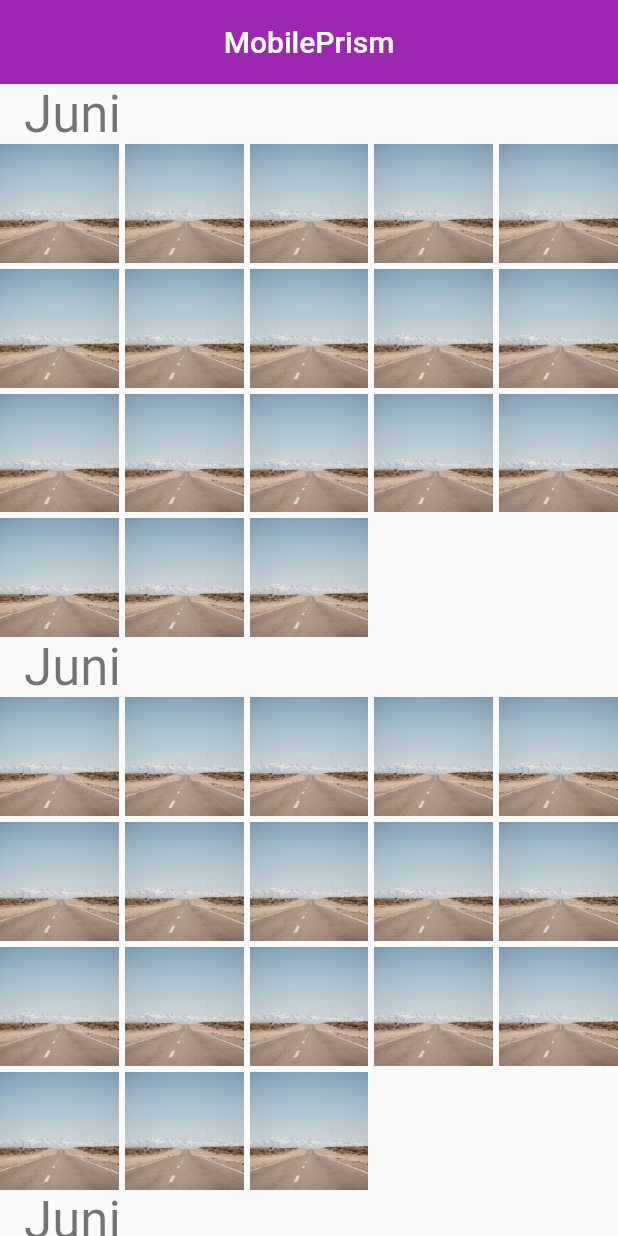
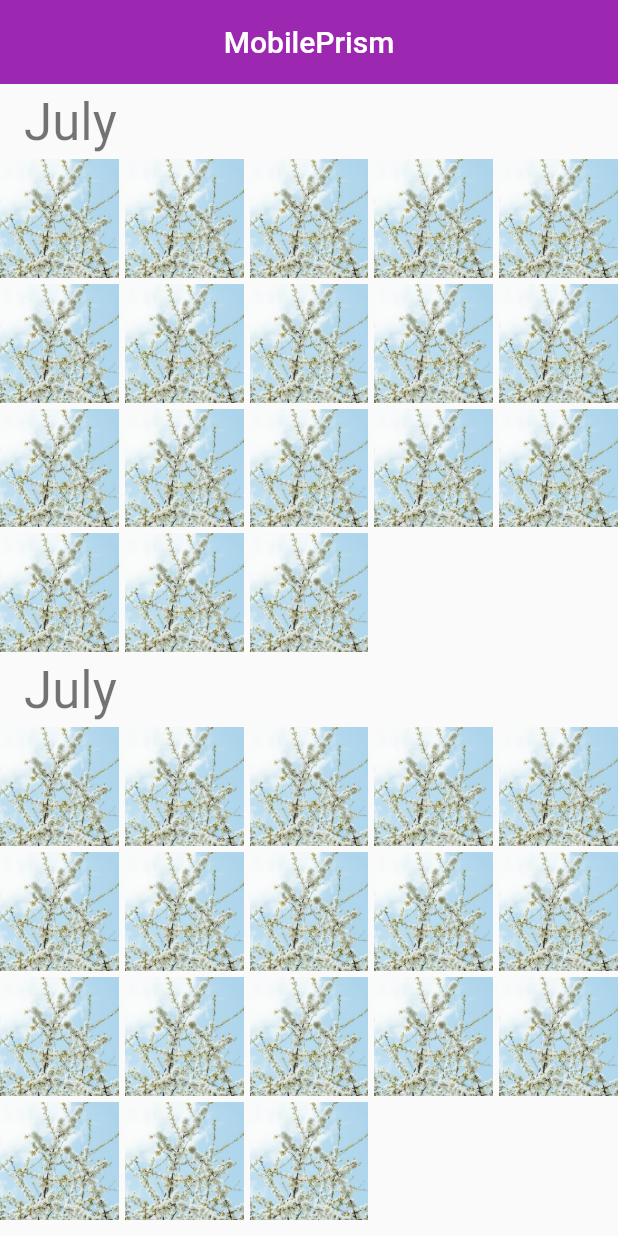
Before and after one commit to bleibdirtroy/MobilePrism, a Flutter app: the screen it shows after launch, on a phone screen of 412 x 824 dp. Run offline on Flutter 3.47's test engine with Material 2 defaults, Android fonts, the phone set to English and light mode, and no system bars; drawn by our look-alikes of sticky_headers.

Commit message:
added home screen

```diff
--- a/lib/main.dart
+++ b/lib/main.dart
@@ -9,7 +9,6 @@ void main() {
 class MyApp extends StatelessWidget {
   const MyApp({Key? key}) : super(key: key);
 
-  // This widget is the root of your application.
   @override
   Widget build(BuildContext context) {
     return MaterialApp(
@@ -17,7 +16,11 @@ class MyApp extends StatelessWidget {
       theme: ThemeData(
         primarySwatch: Colors.purple,
       ),
-      home: Home(),
+      routes: {
+        '/login/': (context) => const LoginView(),
+        '/home/': (context) => HomeView(),
+      },
+      home: HomeView(),
     );
   }
 }
--- a/lib/screens/home.dart
+++ b/lib/screens/home.dart
@@ -1,19 +1,21 @@
 import 'dart:math';
 
 import 'package:flutter/material.dart';
+import 'package:intl/intl.dart';
 import 'package:sticky_headers/sticky_headers.dart';
 
-class Home extends StatefulWidget {
-  Home({Key? key}) : super(key: key);
+class HomeView extends StatefulWidget {
+  HomeView({Key? key}) : super(key: key);
 
   @override
-  State<Home> createState() => _HomeState();
+  State<HomeView> createState() => _HomeViewState();
 }
 
-class _HomeState extends State<Home> {
+class _HomeViewState extends State<HomeView> {
   @override
   Widget build(BuildContext context) {
-    return Scaffold(
+    return SafeArea(
+      child: Scaffold(
         body: NestedScrollView(
           floatHeaderSlivers: true,
           headerSliverBuilder: (BuildContext context, bool innerBoxIsScrolled) {
@@ -33,11 +35,11 @@ class _HomeState extends State<Home> {
               itemBuilder: ((context, index) {
                 return StickyHeader(
                   header: Container(
-                  //height: 50.0,
+                    height: 50.0,
                     padding: const EdgeInsets.symmetric(horizontal: 16.0),
                     alignment: Alignment.centerLeft,
                     child: Text(
-                    'Juni',
+                      DateFormat.MMMM().format(DateTime.now()),
                       style: Theme.of(context).textTheme.headline4,
                     ),
                   ),
@@ -45,15 +47,15 @@ class _HomeState extends State<Home> {
                     shrinkWrap: true,
                     physics: const NeverScrollableScrollPhysics(),
                     itemCount: 18,
-                  gridDelegate: const SliverGridDelegateWithFixedCrossAxisCount(
+                    gridDelegate:
+                        const SliverGridDelegateWithFixedCrossAxisCount(
                       crossAxisCount: 5,
                       mainAxisSpacing: 4,
                       crossAxisSpacing: 4,
                     ),
                     itemBuilder: (contxt, indx) {
-                    return Image(
-                      image:
-                          AssetImage("images/${Random().nextInt(7) + 1}.jpg"),
+                      return const Image(
+                        image: AssetImage("images/1.jpg"),
                         fit: BoxFit.cover,
                       );
                     },
@@ -63,6 +65,7 @@ class _HomeState extends State<Home> {
             ),
           ),
         ),
+      ),
     );
   }
 }
--- a/pubspec.yaml
+++ b/pubspec.yaml
@@ -35,6 +35,7 @@ dependencies:
   # Use with the CupertinoIcons class for iOS style icons.
   cupertino_icons: ^1.0.2
   sticky_headers: ^0.3.0+2
+  intl: ^0.17.0
 
 dev_dependencies:
   flutter_test:
```
Also changed, not shown: lib/screens/login.dart (+23 -7 lines), pubspec.lock. Lines whose indentation alone changed are shown as unchanged.
